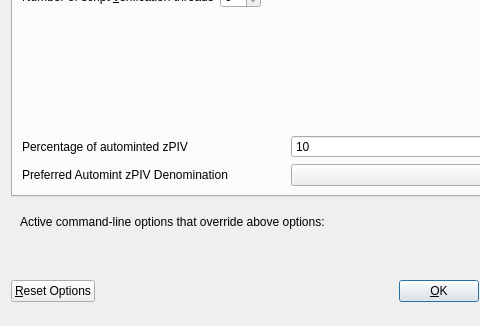
Before: the Qt Designer form src/qt/forms/optionsdialog.ui in GhostAlexe/dwe, drawn with Qt 5; both pictures show x 0 to 480 and y 116 to 442 of the 576 by 442 pixel window.
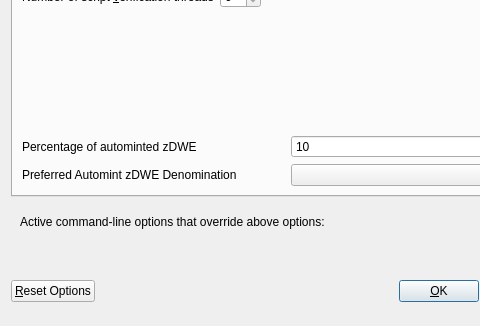
After: the same form once the commit is applied. Custom widgets are drawn as their Qt base class.

The edit to the form file:
```diff
--- a/src/qt/forms/optionsdialog.ui
+++ b/src/qt/forms/optionsdialog.ui
@@ -138,7 +138,7 @@
             <string>Percentage of incoming PIV which get automatically converted to zPIV via Zerocoin Protocol (min: 10%)</string>
            </property>
            <property name="text">
-            <string>Percentage of autominted zPIV</string>
+            <string>Percentage of autominted zDWE</string>
            </property>
           </widget>
          </item>
@@ -171,7 +171,7 @@
             <string>Wait with automatic conversion to Zerocoin until enough PIV for this denomination is available</string>
            </property>
            <property name="text">
-            <string>Preferred Automint zPIV Denomination</string>
+            <string>Preferred Automint zDWE Denomination</string>
            </property>
           </widget>
          </item>
```
Left out of the diff: 6 changed lines with no effect on the pictures.
